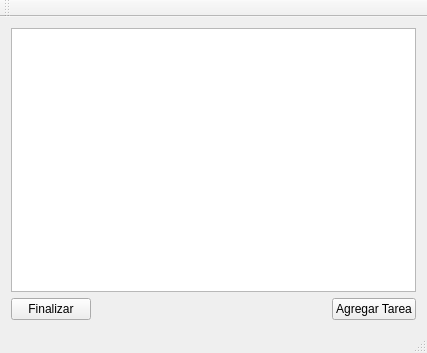
This is mainwindow.ui in XMoiX22/examen_jimenez_abdiel as Qt 5 draws it before an edit. The edited form follows.
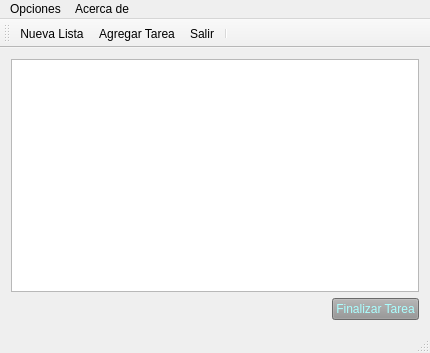
This is the edited form. Icons and pictures are not drawn.

Commit message: Commit 5 agregacion de menu Herramienta y crear nuevo listado se guarda otro archivo

Diff of the .ui file:
```diff
--- a/mainwindow.ui
+++ b/mainwindow.ui
@@ -6,7 +6,7 @@
    <rect>
     <x>0</x>
     <y>0</y>
-    <width>427</width>
+    <width>430</width>
     <height>353</height>
    </rect>
   </property>
@@ -14,22 +14,15 @@
    <string>MainWindow</string>
   </property>
   <widget class="QWidget" name="centralWidget">
-   <layout class="QVBoxLayout" name="verticalLayout">
-    <item>
+   <layout class="QGridLayout" name="gridLayout">
+    <item row="0" column="0">
      <widget class="QTableWidget" name="tableWidget"/>
     </item>
-    <item>
+    <item row="1" column="0">
      <layout class="QHBoxLayout" name="horizontalLayout_2">
       <item>
        <layout class="QHBoxLayout" name="horizontalLayout"/>
       </item>
-      <item>
-       <widget class="QPushButton" name="finalizar">
-        <property name="text">
-         <string>Finalizar</string>
-        </property>
-       </widget>
-      </item>
       <item>
        <spacer name="horizontalSpacer">
         <property name="orientation">
@@ -44,9 +37,13 @@
        </spacer>
       </item>
       <item>
-       <widget class="QPushButton" name="agregar">
+       <widget class="QPushButton" name="finalizar">
+        <property name="styleSheet">
+         <string notr="true">background-color: rgb(148, 148, 148);
+color: rgb(171, 255, 255);</string>
+        </property>
         <property name="text">
-         <string>Agregar Tarea</string>
+         <string>Finalizar Tarea</string>
         </property>
        </widget>
       </item>
@@ -59,20 +56,86 @@
     <rect>
      <x>0</x>
      <y>0</y>
-     <width>427</width>
+     <width>430</width>
      <height>21</height>
     </rect>
    </property>
+   <widget class="QMenu" name="menuOpciones">
+    <property name="title">
+     <string>Opciones</string>
+    </property>
+    <addaction name="separator"/>
+    <addaction name="actionSalir"/>
+    <addaction name="separator"/>
+    <addaction name="actionAgregar_Tarea"/>
+    <addaction name="actionNuevo_Listado"/>
+   </widget>
+   <widget class="QMenu" name="menuAcerca_de">
+    <property name="title">
+     <string>Acerca de</string>
+    </property>
+    <addaction name="actionAcerca_de_Organizador"/>
+   </widget>
+   <addaction name="menuOpciones"/>
+   <addaction name="menuAcerca_de"/>
   </widget>
-  <widget class="QToolBar" name="mainToolBar">
+  <widget class="QStatusBar" name="statusBar"/>
+  <widget class="QToolBar" name="toolBar">
+   <property name="windowTitle">
+    <string>toolBar</string>
+   </property>
    <attribute name="toolBarArea">
     <enum>TopToolBarArea</enum>
    </attribute>
    <attribute name="toolBarBreak">
     <bool>false</bool>
    </attribute>
+   <addaction name="actionNueva_Lista"/>
+   <addaction name="actionAgregar_Tarea"/>
+   <addaction name="actionSalir"/>
+   <addaction name="separator"/>
   </widget>
-  <widget class="QStatusBar" name="statusBar"/>
+  <action name="actionSalir">
+   <property name="icon">
+    <iconset resource="../build-Tareas-Desktop-Debug/debug/qmake_qmake_immediate.qrc">
+     <normaloff>:/recursos/salida.png</normaloff>:/recursos/salida.png</iconset>
+   </property>
+   <property name="text">
+    <string>Salir</string>
+   </property>
+  </action>
+  <action name="actionNueva_Lista">
+   <property name="icon">
+    <iconset resource="../build-Tareas-Desktop-Debug/debug/qmake_qmake_immediate.qrc">
+     <normaloff>:/recursos/agregar-archivo.png</normaloff>:/recursos/agregar-archivo.png</iconset>
+   </property>
+   <property name="text">
+    <string>Nueva Lista</string>
+   </property>
+  </action>
+  <action name="actionAgregar_Tarea">
+   <property name="icon">
+    <iconset resource="../build-Tareas-Desktop-Debug/debug/qmake_qmake_immediate.qrc">
+     <normaloff>:/recursos/agregar.png</normaloff>:/recursos/agregar.png</iconset>
+   </property>
+   <property name="text">
+    <string>Agregar Tarea</string>
+   </property>
+  </action>
+  <action name="actionNuevo_Listado">
+   <property name="icon">
+    <iconset resource="../build-Tareas-Desktop-Debug/debug/qmake_qmake_immediate.qrc">
+     <normaloff>:/recursos/agregar-archivo.png</normaloff>:/recursos/agregar-archivo.png</iconset>
+   </property>
+   <property name="text">
+    <string>Nuevo Listado</string>
+   </property>
+  </action>
+  <action name="actionAcerca_de_Organizador">
+   <property name="text">
+    <string>Acerca de Listado</string>
+   </property>
+  </action>
  </widget>
  <layoutdefault spacing="6" margin="11"/>
  <resources/>
```
Left out of the diff: 10 changed lines with no effect on the pictures. The commit also changes 12 other files.
